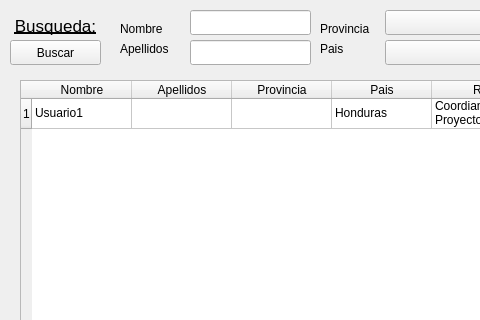
Old version of the form src/UI/gestorUsuario.ui in the repository PurpleFlamingo/purpleACOES; both pictures show x 0 to 480 and y 0 to 320 of the 773 by 473 pixel window.
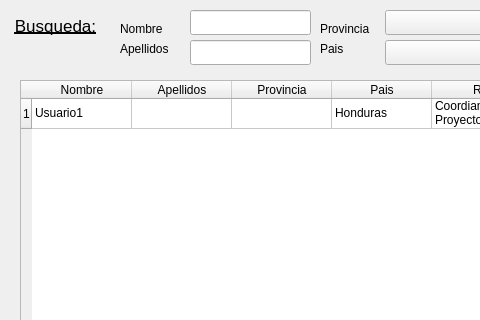
New version of the form.

Commit message: Remove search button on gestorUsuario

```diff
--- a/src/UI/gestorUsuario.ui
+++ b/src/UI/gestorUsuario.ui
@@ -253,19 +253,6 @@
      <string>Permiso</string>
     </property>
    </widget>
-   <widget class="QPushButton" name="bBuscar">
-    <property name="geometry">
-     <rect>
-      <x>10</x>
-      <y>40</y>
-      <width>91</width>
-      <height>25</height>
-     </rect>
-    </property>
-    <property name="text">
-     <string>Buscar</string>
-    </property>
-   </widget>
    <widget class="QComboBox" name="cProvincia">
     <property name="geometry">
      <rect>
```
The commit also changes 1 other file.
